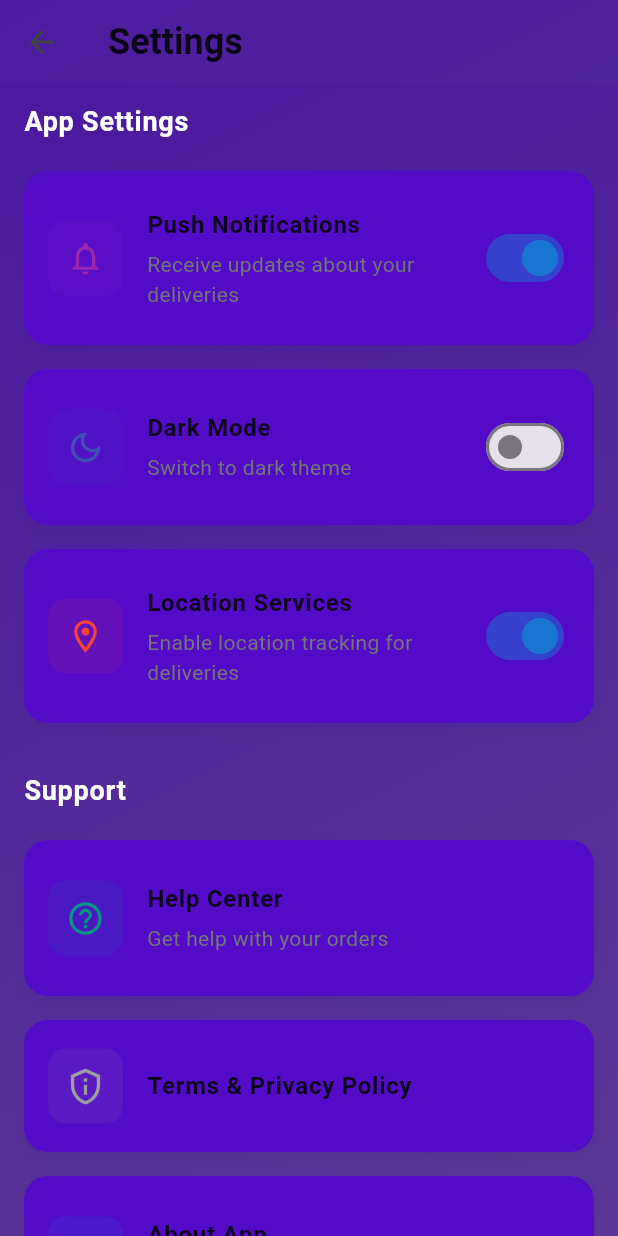
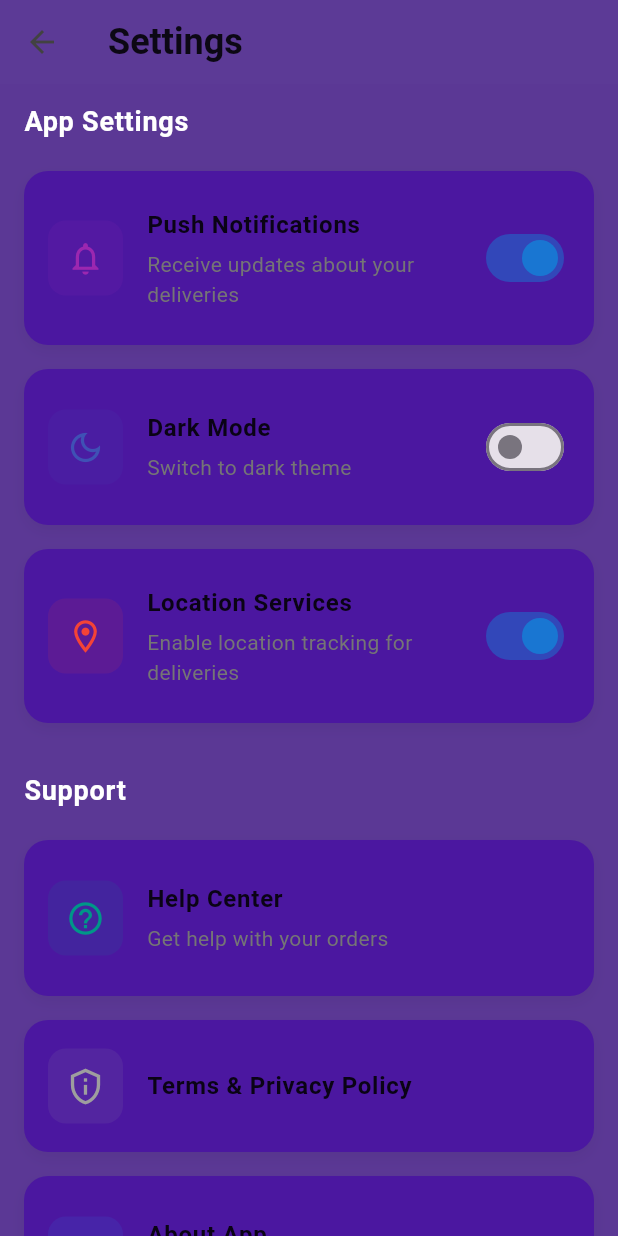
Before and after one commit to AbdulsemedM/Courier-App, a Flutter app: the SettingsScreen screen opened directly, scrolled down 576 dp, on a phone screen of 412 x 824 dp. Run offline on Flutter 3.47's test engine with Material 3 defaults, Android fonts, the phone set to English and light mode, and no system bars; our stand-ins replace bottom_navy_bar, flutter_bloc, flutter_secure_storage, lottie, permission_handler, shared_preferences and 1 more; missing offline and left inert: mobile_scanner; accounts and stored records are empty; network calls fail.

Commit message:
settings color

```diff
--- a/lib/features/settings_screen/presentation/screen/settings_screen.dart
+++ b/lib/features/settings_screen/presentation/screen/settings_screen.dart
@@ -27,7 +27,7 @@ class _SettingsScreenState extends State<SettingsScreen> {
           begin: Alignment.topLeft,
           end: Alignment.bottomRight,
           colors: [
-           const Color.fromARGB(255, 75, 23, 160),
+           const Color(0xFF5b3895),
             const Color(0xFF5b3895),
           ],
         ),
--- a/lib/features/settings_screen/presentation/widgets/settings_widget.dart
+++ b/lib/features/settings_screen/presentation/widgets/settings_widget.dart
@@ -31,7 +31,7 @@ class SettingsWidgets {
         return Container(
           margin: const EdgeInsets.symmetric(horizontal: 16, vertical: 8),
           decoration: BoxDecoration(
-            color:const Color.fromARGB(255, 83, 11, 199),
+            color:const Color.fromARGB(255, 75, 23, 160),
             borderRadius: BorderRadius.circular(16),
             boxShadow: [
               BoxShadow(
```
